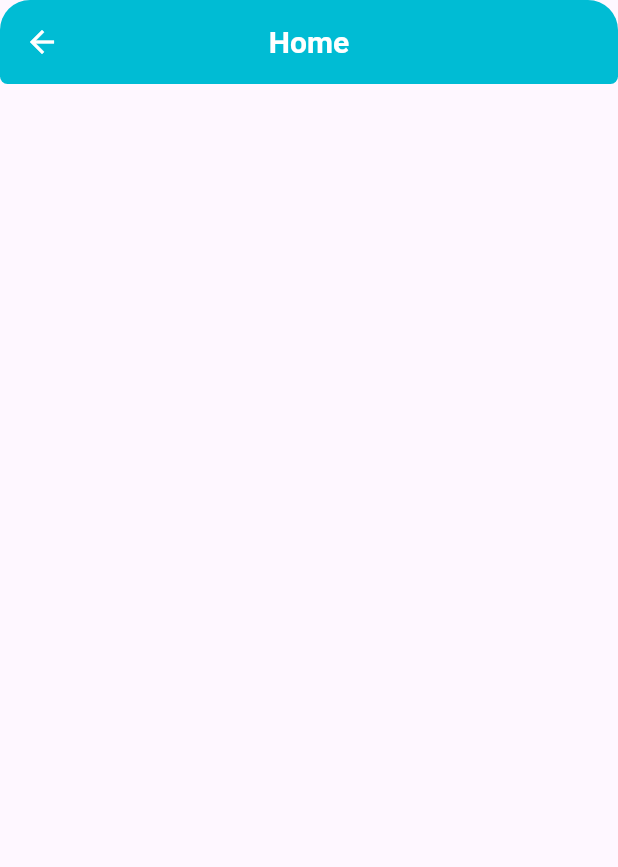
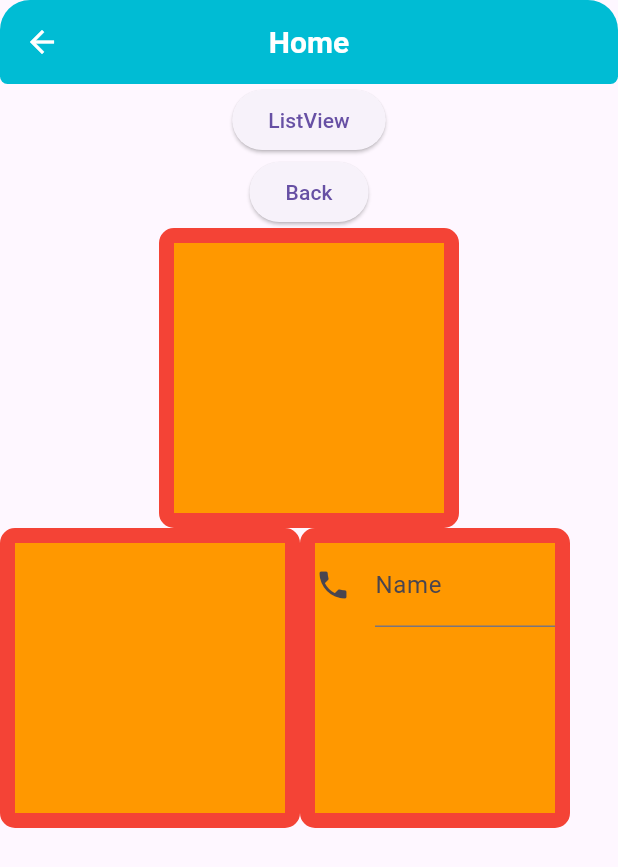
Before and after one commit to m-rasarker/ruhulapp, a Flutter app: the class_2 screen opened directly, on a phone screen of 412 x 824 dp. Shown: the top 867 px of the screen. Run offline on Flutter 3.47's test engine with Material 3 defaults, Android fonts, the phone set to English and light mode, and no system bars; our stand-ins replace device_info; network calls fail.

Commit message:
class module 8 addred

```diff
--- a/lib/Ostad/App.dart
+++ b/lib/Ostad/App.dart
@@ -1,5 +1,7 @@
 import 'package:flutter/material.dart';
 
+import '../Pages/TestPage.dart';
+import '../Pages/class_2.dart';
 import 'Registration.dart';
 import 'flutter_class_1.dart';
 import 'flutter_class_2.dart';
@@ -10,10 +12,12 @@ class MyApp extends StatelessWidget {
 
   @override
   Widget build(BuildContext context) {
-    return MaterialApp(
+    return  MaterialApp(
       debugShowCheckedModeBanner: false,
       title: 'batch 10 flutter',
        home: LoginPage(),
+      //  home: TestPage(),
+      //  home:   class_2(),
        // home: Registration(),
 
     );
--- a/lib/Ostad/form_login.dart
+++ b/lib/Ostad/form_login.dart
@@ -2,6 +2,8 @@ import 'package:flutter/material.dart';
 import 'package:ruhul_app/Ostad//flutter_class_1.dart';
 import 'package:ruhul_app/Ostad//gridV.dart';
 import 'package:ruhul_app/Ostad/listview.dart';
+import 'package:ruhul_app/Ostad/statefull_class.dart';
+import 'package:ruhul_app/style/style.dart';
 
 import 'ListViewBuilder.dart';
 import 'ListViewPractice.dart';
@@ -130,8 +132,10 @@ class _LoginPageState extends State<LoginPage> {
                       //   Navigator.push(context, MaterialPageRoute(builder: (builder)=> Listviewbuilder()));
                          Navigator.push(context, MaterialPageRoute(builder: (builder)=> gridviewPractice()));
 
+                         Navigator.push(context, MaterialPageRoute(builder: (builder)=> SateFullClass()));
 
-                       }, child: Text('List View ruhul')),
+
+                       }, child: Text('Statefull widget'),style: buttonStyle,),
 
                      ElevatedButton(onPressed: (){
 
--- a/lib/Pages/class_2.dart
+++ b/lib/Pages/class_2.dart
@@ -1,6 +1,9 @@
 
 
 import 'package:flutter/material.dart';
+import 'package:ruhul_app/Pages/TestPage.dart';
+
+import '../Ostad/gridviewpractice.dart';
 
 class class_2 extends StatelessWidget {
   const class_2({super.key});
@@ -20,6 +23,79 @@ class class_2 extends StatelessWidget {
 
       ),
 
+      body: Center(
+        child: Column(
+          children: [
+
+
+            ElevatedButton(onPressed: (){
+              Navigator.push(context, MaterialPageRoute(builder: (context)=> TestPage()));
+
+            }, child: Text('ListView')),
+
+            ElevatedButton(onPressed: (){
+              Navigator.pop(context);
+
+            }, child: Text('Back')),
+
+
+            Container(
+              height: 200,
+              width: 200,
+              decoration: BoxDecoration(
+                color: Colors.orange,
+                borderRadius: BorderRadius.all(Radius.circular(10)),
+                border: Border.all(color: Colors.red,width: 10)
+
+
+              ),
+            ),
+            Row(
+              children: [
+                Container(
+                  height: 200,
+                  width: 200,
+                  decoration: BoxDecoration(
+                      color: Colors.orange,
+                      borderRadius: BorderRadius.all(Radius.circular(10)),
+                      border: Border.all(color: Colors.red,width: 10)
+
+
+                  ),
+                ),
+                Container(
+                  height: 200,
+                  width: 180,
+                  decoration: BoxDecoration(
+                      color: Colors.orange,
+                      borderRadius: BorderRadius.all(Radius.circular(10)),
+                      border: Border.all(color: Colors.red,width: 10)
+
+
+                  ),
+                  child: TextFormField(
+
+                    decoration: InputDecoration(
+                      icon: Icon(Icons.phone),
+                      label: Text('Name'),
+                      hintText: 'Name',
+
+                    ),
+
+                  ),
+                ),
+
+              ],
+
+            )
+
+
+
+          ],
+
+        ),
+      ),
+
 
     );
   }
```
Also changed, not shown: lib/Ostad/gridV.dart (+8 -0 lines), lib/Ostad/statefull_class.dart (added, +102 -0 lines), lib/Ostad/widget/cityCard.dart (added, +77 -0 lines), lib/Pages/TestPage.dart (+23 -23 lines), lib/style/style.dart (+11 -0 lines).
